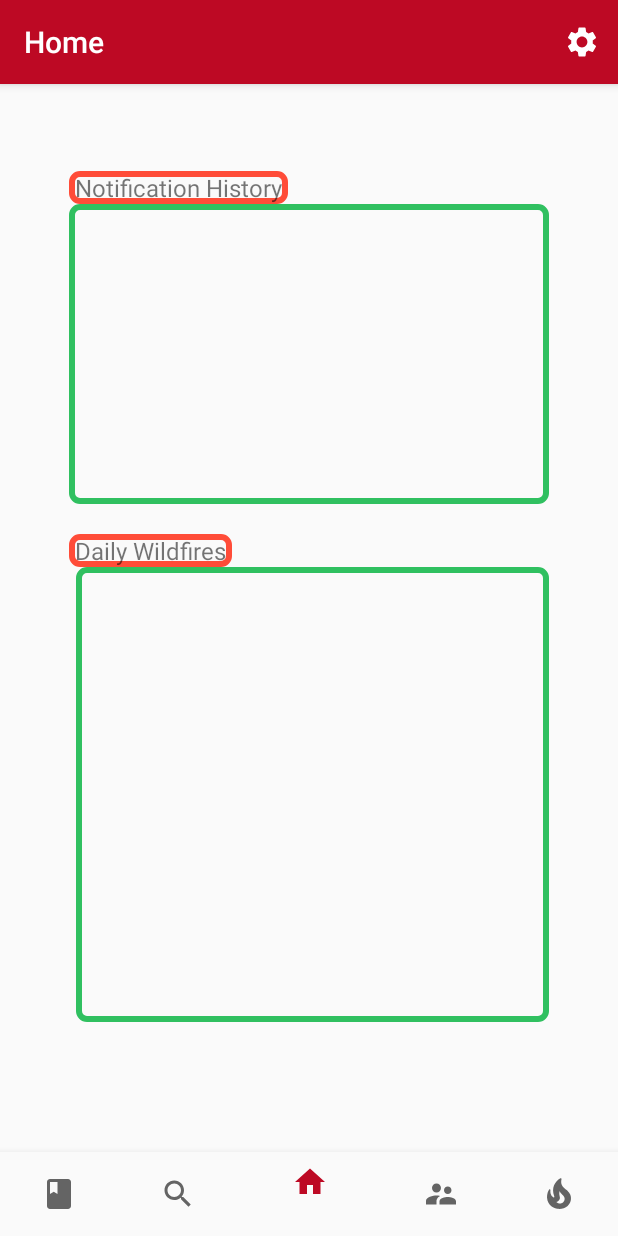
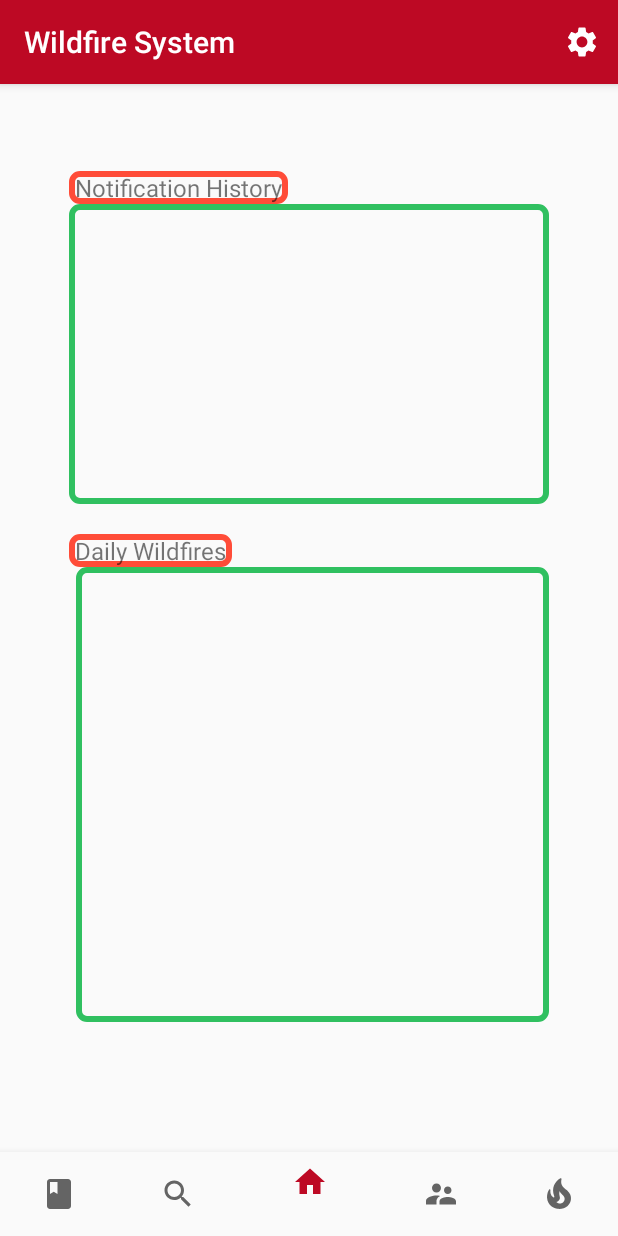
Before and after one commit to VirtusRnD/WAPS_MOBILE, an Android app: the screen it shows after launch (BottomMenuActivity), after a tap on "SIGN IN", on a phone screen of 412 x 824 dp. Run offline under Robolectric (Android 15) with nearby library versions, the phone set to English and light mode, and no system bars; our stand-ins replace navigation-ui.

Commit message:
"Page titles and action bars are renewed"

```diff
--- a/app/src/main/java/WildfireAnalysisAndPredictionSystem/test2/AboutUsActivity.java
+++ b/app/src/main/java/WildfireAnalysisAndPredictionSystem/test2/AboutUsActivity.java
@@ -15,7 +15,7 @@
         setContentView(R.layout.activity_about_us);
 
         ActionBar actionBar = getSupportActionBar();
-        setTitle("About Us");
+        setTitle("Information About Us");
         actionBar.setDisplayHomeAsUpEnabled(true);
 
     }
--- a/app/src/main/java/WildfireAnalysisAndPredictionSystem/test2/PopDeleteAccount.java
+++ b/app/src/main/java/WildfireAnalysisAndPredictionSystem/test2/PopDeleteAccount.java
@@ -28,6 +28,7 @@
         delete.setOnClickListener(new View.OnClickListener() {
             @Override
             public void onClick(View view) {
+                SaveSharedPreference.clearUserName(PopDeleteAccount.this);
                 Intent intent = new Intent(PopDeleteAccount.this, SignInPageActivity.class);
                 startActivity(intent);
                 //TODO somehow kill settingsPage for the user not being able to sign in by back button
--- a/app/src/main/java/WildfireAnalysisAndPredictionSystem/test2/SettingsPageActivity.java
+++ b/app/src/main/java/WildfireAnalysisAndPredictionSystem/test2/SettingsPageActivity.java
@@ -130,9 +130,9 @@
         log_out_director.setOnClickListener(new View.OnClickListener() {
             @Override
             public void onClick(View view) {
+                SaveSharedPreference.clearUserName(SettingsPageActivity.this);
                 Intent intent = new Intent(SettingsPageActivity.this, SignInPageActivity.class);
                 startActivity(intent);
-                SaveSharedPreference.clearUserName(SettingsPageActivity.this);
                 //TODO should check for the user not being able to sign in by back button
 
             }
--- a/app/src/main/java/WildfireAnalysisAndPredictionSystem/test2/SignInPageActivity.java
+++ b/app/src/main/java/WildfireAnalysisAndPredictionSystem/test2/SignInPageActivity.java
@@ -1,5 +1,6 @@
 package WildfireAnalysisAndPredictionSystem.test2;
 
+import androidx.appcompat.app.ActionBar;
 import androidx.appcompat.app.AppCompatActivity;
 
 import android.content.Context;
@@ -19,6 +20,7 @@
         super.onCreate(savedInstanceState);
         setContentView(R.layout.activity_sign_in_page);
 
+        setTitle("Sign In");
 
         if(SaveSharedPreference.getUserName(SignInPageActivity.this).length() == 0)
         {
--- a/app/src/main/res/navigation/mobile_navigation.xml
+++ b/app/src/main/res/navigation/mobile_navigation.xml
@@ -17,7 +17,7 @@
     <fragment
         android:id="@+id/navigation_home"
         android:name="WildfireAnalysisAndPredictionSystem.test2.ui.HomeFragment"
-        android:label="Home"
+        android:label="Wildfire System"
         tools:layout="@layout/fragment_main_menu" />
     <fragment
         android:id="@+id/navigation_friends"
```
Also changed, not shown: app/src/main/java/WildfireAnalysisAndPredictionSystem/test2/GuidePageActivity.java (+16 -0 lines), app/src/main/java/WildfireAnalysisAndPredictionSystem/test2/SignUpPageActivity.java (+16 -0 lines).
